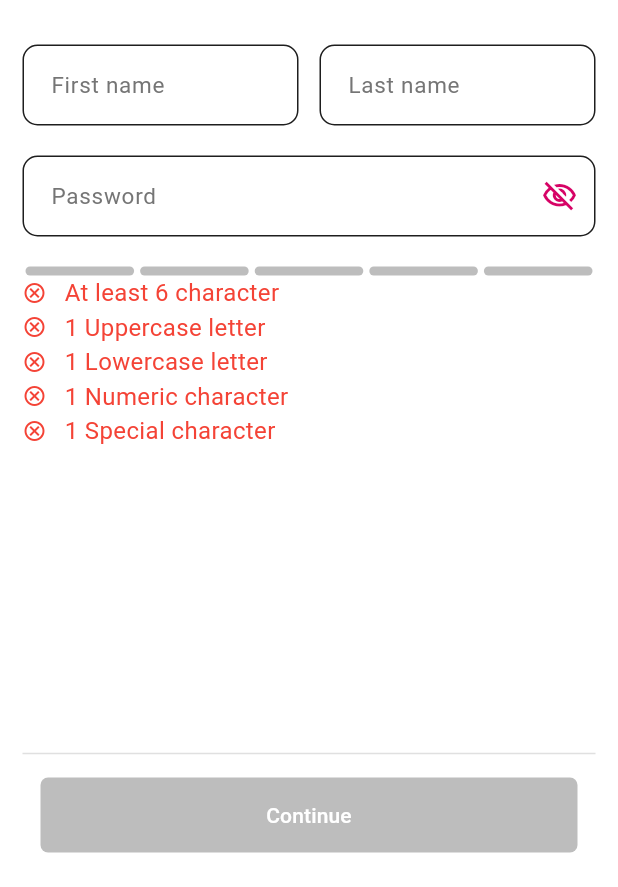
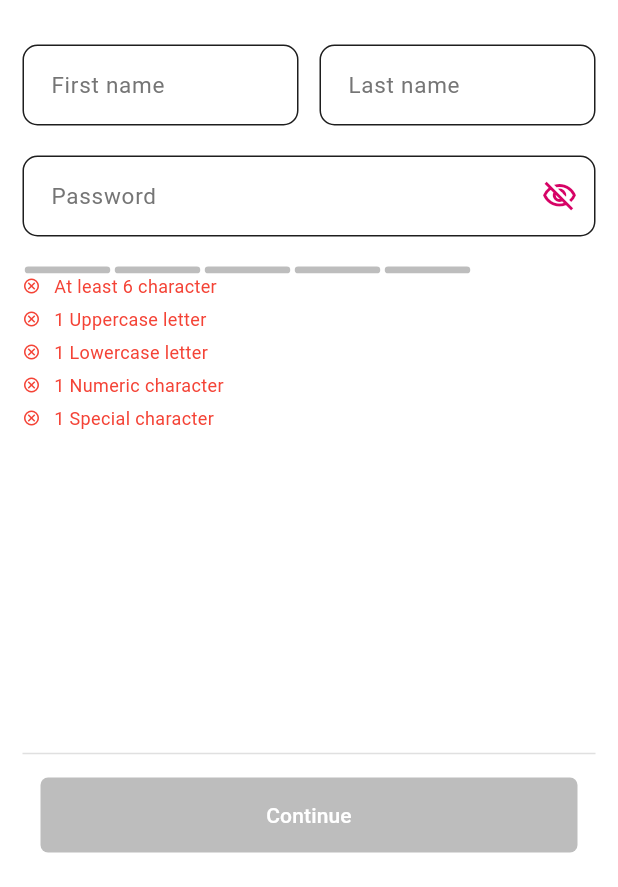
Before and after one commit to anwersafy/FoodPanda-Flutter-Clone-User-master, a Flutter app: the FillAccountInfo screen opened directly with empty values, on a phone screen of 412 x 824 dp, the part 349-1236 px from its top. Run offline on Flutter 3.47's test engine with Material 3 defaults, Android fonts, the phone set to English and light mode, and no system bars; drawn by our look-alikes of flutter_pw_validator; our stand-ins replace cloud_firestore, connectivity_plus, country_picker, firebase_auth, firebase_core, flutter_rating_bar and 9 more; missing offline and left inert: external_app_launcher, flutter_facebook_auth, flutter_sticky_widgets, rect_getter; accounts and stored records are empty.

Commit message:
handling overflow of fill-account-info-screen

```diff
--- a/lib/authentication/screens/fill_account_info_screen.dart
+++ b/lib/authentication/screens/fill_account_info_screen.dart
@@ -223,7 +223,7 @@ class _FillAccountInfoState extends State<FillAccountInfo> {
                       lowercaseCharCount: 1,
                       numericCharCount: 1,
                       specialCharCount: 1,
-                      width: 400,
+                      width: 300,
                       defaultColor: Colors.grey[400]!,
                       failureColor: Colors.red,
                       height: 150,
```
